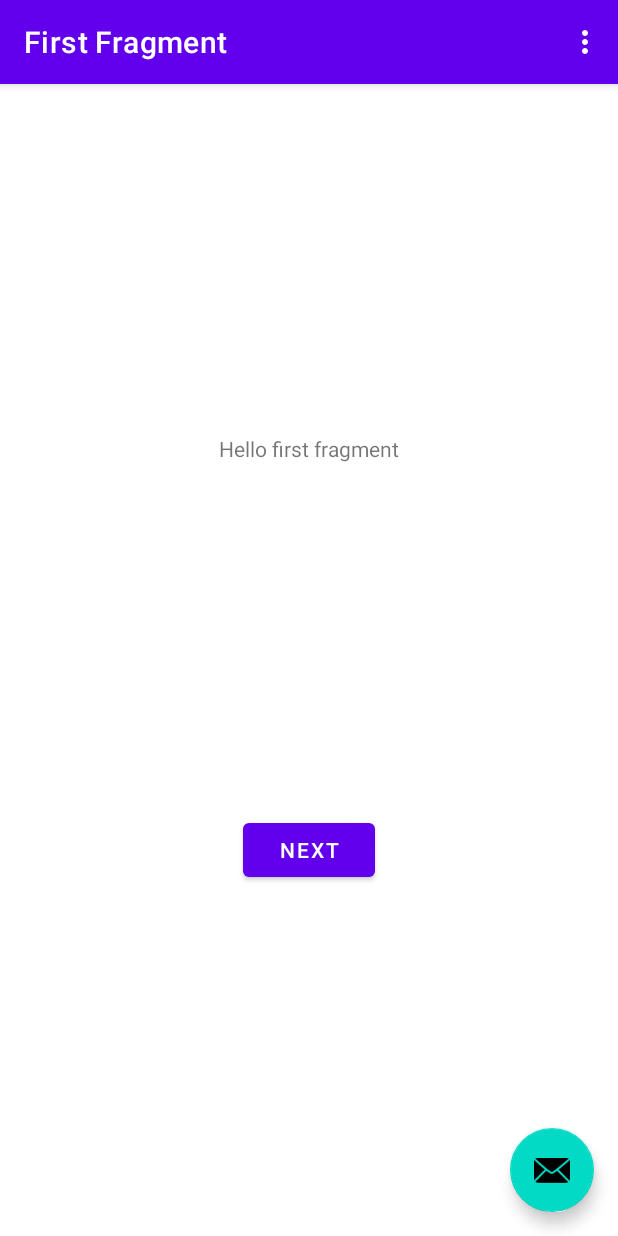
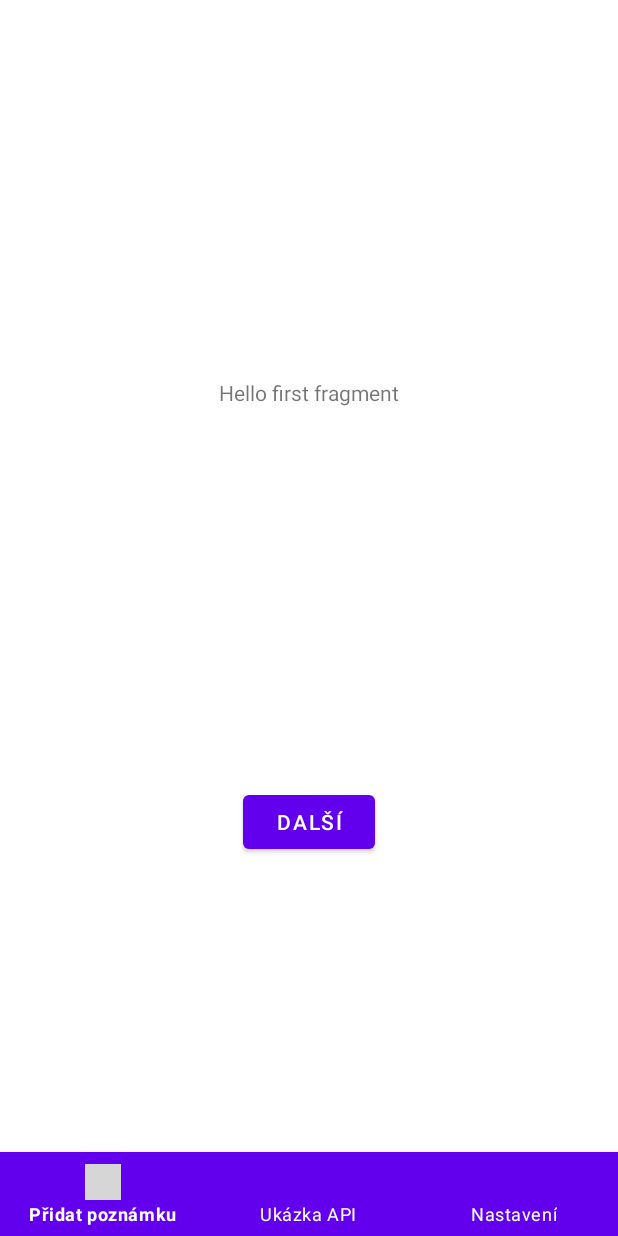
Before and after one commit to vastyl/AK7MT, an Android app: the screen it shows after launch (MainActivity), on a phone screen of 412 x 824 dp. Run offline under Robolectric (Android 15) with nearby library versions, the phone set to English and light mode, and no system bars; our stand-ins replace navigation-ui; grey boxes are pictures that could not be loaded.

```diff
--- a/app/build.gradle
+++ b/app/build.gradle
@@ -1,6 +1,8 @@
 plugins {
     id 'com.android.application'
     id 'org.jetbrains.kotlin.android'
+    id 'kotlin-android'
+    id 'kotlin-kapt'
 }
 
 android {
--- a/app/src/main/AndroidManifest.xml
+++ b/app/src/main/AndroidManifest.xml
@@ -30,7 +30,6 @@
                 android:value="" />
             <intent-filter>
                 <action android:name="android.intent.action.MAIN" />
-
                 <category android:name="android.intent.category.LAUNCHER" />
             </intent-filter>
         </activity>
--- /dev/null
+++ b/app/src/main/java/com/example/noteapp/AboutFragment.kt
@@ -0,0 +1,59 @@
+package com.example.noteapp
+
+import android.os.Bundle
+import android.view.LayoutInflater
+import android.view.View
+import android.view.ViewGroup
+import androidx.fragment.app.Fragment
+
+// TODO: Rename parameter arguments, choose names that match
+// the fragment initialization parameters, e.g. ARG_ITEM_NUMBER
+private const val ARG_PARAM1 = "param1"
+private const val ARG_PARAM2 = "param2"
+
+/**
+ * A simple [Fragment] subclass.
+ * Use the [AboutFragment.newInstance] factory method to
+ * create an instance of this fragment.
+ */
+class AboutFragment : Fragment() {
+    // TODO: Rename and change types of parameters
+    private var param1: String? = null
+    private var param2: String? = null
+
+    override fun onCreate(savedInstanceState: Bundle?) {
+        super.onCreate(savedInstanceState)
+        arguments?.let {
+            param1 = it.getString(ARG_PARAM1)
+            param2 = it.getString(ARG_PARAM2)
+        }
+    }
+
+    override fun onCreateView(
+        inflater: LayoutInflater, container: ViewGroup?,
+        savedInstanceState: Bundle?
+    ): View? {
+        // Inflate the layout for this fragment
+        return inflater.inflate(R.layout.fragment_about, container, false)
+    }
+
+    companion object {
+        /**
+         * Use this factory method to create a new instance of
+         * this fragment using the provided parameters.
+         *
+         * @param param1 Parameter 1.
+         * @param param2 Parameter 2.
+         * @return A new instance of fragment AboutFragment.
+         */
+        // TODO: Rename and change types and number of parameters
+        @JvmStatic
+        fun newInstance(param1: String, param2: String) =
+            AboutFragment().apply {
+                arguments = Bundle().apply {
+                    putString(ARG_PARAM1, param1)
+                    putString(ARG_PARAM2, param2)
+                }
+            }
+    }
+}
--- a/app/src/main/java/com/example/noteapp/MainActivity.kt
+++ b/app/src/main/java/com/example/noteapp/MainActivity.kt
@@ -1,15 +1,11 @@
 package com.example.noteapp
 
 import android.os.Bundle
-import com.google.android.material.snackbar.Snackbar
 import androidx.appcompat.app.AppCompatActivity
-import androidx.navigation.findNavController
+import androidx.fragment.app.Fragment
 import androidx.navigation.ui.AppBarConfiguration
-import androidx.navigation.ui.navigateUp
-import androidx.navigation.ui.setupActionBarWithNavController
-import android.view.Menu
-import android.view.MenuItem
 import com.example.noteapp.databinding.ActivityMainBinding
+
 
 class MainActivity : AppCompatActivity() {
 
@@ -18,41 +14,29 @@ class MainActivity : AppCompatActivity() {
 
     override fun onCreate(savedInstanceState: Bundle?) {
         super.onCreate(savedInstanceState)
+        supportActionBar?.hide()
 
         binding = ActivityMainBinding.inflate(layoutInflater)
         setContentView(binding.root)
 
-        setSupportActionBar(binding.toolbar)
+        val firstFragment = FirstFragment()
+        val secondFragment = SecondFragment()
+        val aboutFragment = AboutFragment()
 
-        val navController = findNavController(R.id.nav_host_fragment_content_main)
-        appBarConfiguration = AppBarConfiguration(navController.graph)
-        setupActionBarWithNavController(navController, appBarConfiguration)
+        makeCurrentFragment(firstFragment)
 
-        binding.fab.setOnClickListener { view ->
-            Snackbar.make(view, "Replace with your own action", Snackbar.LENGTH_LONG)
-                .setAction("Action", null).show()
+        binding.bottomNavigation.setOnItemSelectedListener() {
+            when(it.itemId){
+                R.id.action_note -> makeCurrentFragment(firstFragment)
+                R.id.action_settings -> makeCurrentFragment(secondFragment)
+                R.id.action_api -> makeCurrentFragment(aboutFragment)
+            }
+            true
         }
     }
-
-    override fun onCreateOptionsMenu(menu: Menu): Boolean {
-        // Inflate the menu; this adds items to the action bar if it is present.
-        menuInflater.inflate(R.menu.menu_main, menu)
-        return true
-    }
-
-    override fun onOptionsItemSelected(item: MenuItem): Boolean {
-        // Handle action bar item clicks here. The action bar will
-        // automatically handle clicks on the Home/Up button, so long
-        // as you specify a parent activity in AndroidManifest.xml.
-        return when (item.itemId) {
-            R.id.action_settings -> true
-            else -> super.onOptionsItemSelected(item)
+    private fun makeCurrentFragment(fragment: Fragment) =
+        supportFragmentManager.beginTransaction().apply {
+            replace(R.id.fl_wrapper, fragment)
+            commit()
         }
-    }
-
-    override fun onSupportNavigateUp(): Boolean {
-        val navController = findNavController(R.id.nav_host_fragment_content_main)
-        return navController.navigateUp(appBarConfiguration)
-                || super.onSupportNavigateUp()
-    }
 }
--- a/app/src/main/res/layout/activity_main.xml
+++ b/app/src/main/res/layout/activity_main.xml
@@ -6,29 +6,28 @@
     android:layout_height="match_parent"
     tools:context=".MainActivity">
 
-    <com.google.android.material.appbar.AppBarLayout
+    <FrameLayout
+        android:id="@+id/fl_wrapper"
+        android:layout_width="match_parent"
+        android:layout_height="match_parent"
+        android:layout_above="@+id/bottom_navigation">
+
+    </FrameLayout>
+
+    <com.google.android.material.bottomnavigation.BottomNavigationView
+        android:layout_gravity="bottom"
+        android:id="@+id/bottom_navigation"
         android:layout_width="match_parent"
         android:layout_height="wrap_content"
-        android:theme="@style/Theme.NoteApp.AppBarOverlay">
+        android:layout_alignParentBottom="true"
+        android:background="?android:attr/windowBackground"
+        app:itemBackground="@color/design_default_color_primary"
+        app:itemHorizontalTranslationEnabled="true"
+        app:itemIconTint="#FFFFFF"
+        app:itemTextColor="#FFFFFF"
+        app:menu="@menu/menu_main"
 
-        <androidx.appcompat.widget.Toolbar
-            android:id="@+id/toolbar"
-            android:layout_width="match_parent"
-            android:layout_height="?attr/actionBarSize"
-            android:background="?attr/colorPrimary"
-            app:popupTheme="@style/Theme.NoteApp.PopupOverlay" />
+        />
 
-    </com.google.android.material.appbar.AppBarLayout>
-
-    <include layout="@layout/content_main" />
-
-    <com.google.android.material.floatingactionbutton.FloatingActionButton
-        android:id="@+id/fab"
-        android:layout_width="wrap_content"
-        android:layout_height="wrap_content"
-        android:layout_gravity="bottom|end"
-        android:layout_marginEnd="@dimen/fab_margin"
-        android:layout_marginBottom="16dp"
-        app:srcCompat="@android:drawable/ic_dialog_email" />
 
 </androidx.coordinatorlayout.widget.CoordinatorLayout>
--- a/app/src/main/res/layout/content_main.xml
+++ /dev/null
@@ -1,19 +0,0 @@
-<?xml version="1.0" encoding="utf-8"?>
-<androidx.constraintlayout.widget.ConstraintLayout xmlns:android="http://schemas.android.com/apk/res/android"
-    xmlns:app="http://schemas.android.com/apk/res-auto"
-    android:layout_width="match_parent"
-    android:layout_height="match_parent"
-    app:layout_behavior="@string/appbar_scrolling_view_behavior">
-
-    <fragment
-        android:id="@+id/nav_host_fragment_content_main"
-        android:name="androidx.navigation.fragment.NavHostFragment"
-        android:layout_width="0dp"
-        android:layout_height="0dp"
-        app:defaultNavHost="true"
-        app:layout_constraintBottom_toBottomOf="parent"
-        app:layout_constraintEnd_toEndOf="parent"
-        app:layout_constraintStart_toStartOf="parent"
-        app:layout_constraintTop_toTopOf="parent"
-        app:navGraph="@navigation/nav_graph" />
-</androidx.constraintlayout.widget.ConstraintLayout>
--- a/app/src/main/res/menu/menu_main.xml
+++ b/app/src/main/res/menu/menu_main.xml
@@ -3,8 +3,20 @@
     xmlns:tools="http://schemas.android.com/tools"
     tools:context="com.example.noteapp.MainActivity">
     <item
+        android:id="@+id/action_note"
+        android:icon="@drawable/add_box_menu"
+        android:orderInCategory="100"
+        android:title="@string/action_note"
+        app:showAsAction="never" />
+    <item
+        android:id="@+id/action_api"
+        android:orderInCategory="100"
+        android:title="@string/action_api"
+        app:showAsAction="never" />
+    <item
         android:id="@+id/action_settings"
         android:orderInCategory="100"
         android:title="@string/action_settings"
         app:showAsAction="never" />
+
 </menu>
--- a/app/src/main/res/values/colors.xml
+++ b/app/src/main/res/values/colors.xml
@@ -8,4 +8,5 @@
     <color name="black">#FF000000</color>
     <color name="white">#FFFFFFFF</color>
     <color name="orange">#FF8C00</color>
+    <color name="orange_back">#FF8C00</color>
 </resources>
--- a/app/src/main/res/values/strings.xml
+++ b/app/src/main/res/values/strings.xml
@@ -1,12 +1,22 @@
 <resources>
     <string name="app_name">NoteApp</string>
-    <string name="action_settings">Settings</string>
+    <!-- menu horni -->
+    <string name="action_note">Přidat poznámku</string>
+    <string name="action_settings">Nastavení</string>
+    <string name="action_api">Ukázka API</string>
+    <!--about -->
+    <string name="about_TextView">O programu</string>
+    <!-- settings -->
+    <!-- api -->
+
     <!-- Strings used for fragments for navigation -->
-    <string name="first_fragment_label">First Fragment</string>
+    <string name="first_fragment_label">@string/app_name</string>
     <string name="second_fragment_label">Second Fragment</string>
-    <string name="next">Next</string>
-    <string name="previous">Previous</string>
+    <string name="next">Další</string>
+    <string name="previous">Předchozí</string>
 
     <string name="hello_first_fragment">Hello first fragment</string>
     <string name="hello_second_fragment">Hello second fragment. Arg: %1$s</string>
+    <!-- TODO: Remove or change this placeholder text -->
+    <string name="hello_blank_fragment">Hello blank fragment</string>
 </resources>
--- a/build.gradle
+++ b/build.gradle
@@ -1,6 +1,6 @@
 // Top-level build file where you can add configuration options common to all sub-projects/modules.
 plugins {
-    id 'com.android.application' version '7.3.0' apply false
-    id 'com.android.library' version '7.3.0' apply false
+    id 'com.android.application' version '7.4.0' apply false
+    id 'com.android.library' version '7.4.0' apply false
     id 'org.jetbrains.kotlin.android' version '1.7.10' apply false
 }
```
Also changed, not shown: app/src/main/res/layout/activity_splash_screen.xml (+14 -0 lines), app/src/main/res/layout/fragment_about.xml (added, +19 -0 lines), gradle/wrapper/gradle-wrapper.properties.
